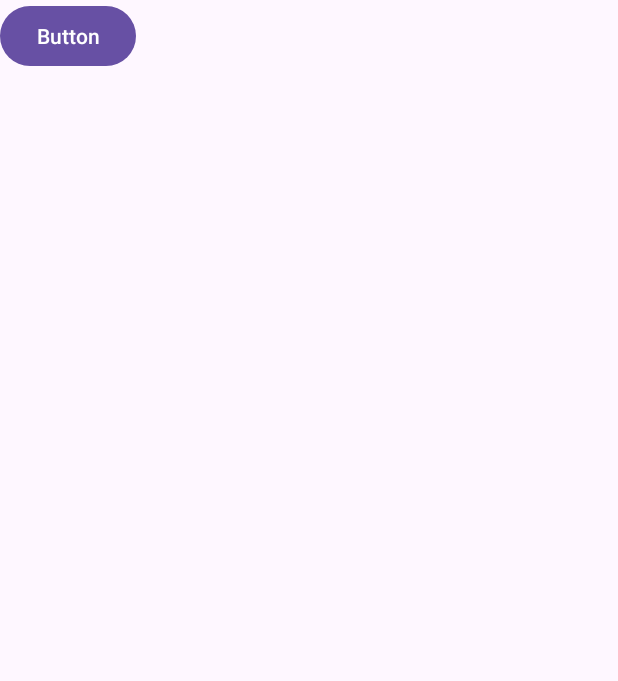
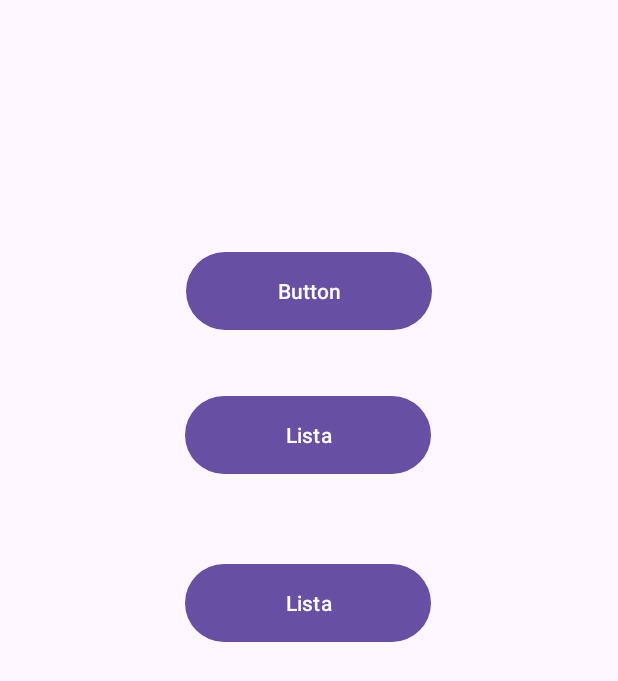
Before and after one commit to AidaNightcore/Sentes_Aida_Elena_ActivitateDAM2024, an Android app: the screen it shows after launch (MainActivity), on a phone screen of 412 x 824 dp. Shown: the top 681 px of the screen. Run offline under Robolectric (Android 15) with nearby library versions, the phone set to English and light mode, and no system bars.

Commit message:
seminar 8

```diff
--- a/Acvarii/app/src/main/java/com/example/acvarii/MainActivity.java
+++ b/Acvarii/app/src/main/java/com/example/acvarii/MainActivity.java
@@ -2,17 +2,20 @@ package com.example.acvarii;
 
 import android.content.Intent;
 import android.os.Bundle;
+import android.os.Parcelable;
 import android.view.View;
 import android.widget.Button;
+import android.widget.Toast;
 
 import androidx.activity.EdgeToEdge;
+import androidx.annotation.Nullable;
 import androidx.appcompat.app.AppCompatActivity;
-import androidx.core.graphics.Insets;
-import androidx.core.view.ViewCompat;
-import androidx.core.view.WindowInsetsCompat;
+
+import java.util.ArrayList;
+import java.util.List;
 
 public class MainActivity extends AppCompatActivity {
-
+    private List<Acvariu> Acvarii = null;
     @Override
     protected void onCreate(Bundle savedInstanceState) {
         super.onCreate(savedInstanceState);
@@ -20,16 +23,40 @@ public class MainActivity extends AppCompatActivity {
         setContentView(R.layout.activity_main);
 
 
-        Button btn = findViewById(R.id.adaugaAcvariuMeniu);
-        btn.setOnClickListener(new View.OnClickListener() {
+//        Button btnAdaugare = findViewById(R.id.adaugaAcvariuMeniu);
+//        btnAdaugare.setOnClickListener(new View.OnClickListener() {
+//            @Override
+//            public void onClick(View view) {
+//                Intent it = new Intent(getApplicationContext(), AdaugaAcvariu.class);
+//                startActivityForResult(it, 403);
+//            }
+//        });
+        Button btnLista = findViewById(R.id.openList);
+        btnLista.setOnClickListener((View view)->{
+            Intent it = new Intent(getApplicationContext(), ListAcvarii.class);
+            it.putParcelableArrayListExtra("Acvarii", (ArrayList<? extends Parcelable>) Acvarii);
+            startActivity(it);
+        });
+
+        Button btnImagini = findViewById(R.id.openImageList);
+        btnImagini.setOnClickListener(new View.OnClickListener() {
             @Override
             public void onClick(View view) {
-                Intent it = new Intent(getApplicationContext(), AdaugareActivity.class);
-                startActivityForResult(it, 403);
+                Intent it = new Intent(getApplicationContext(), ListImages.class);
+                startActivity(it);
             }
         });
 
-        Intent it = getIntent();
-        Acvariu acvariu = (Acvariu) it.getSerializableExtra("acvariu");
+    }
+    @Override
+    protected void onActivityResult(int requestCode, int resultCode, @Nullable Intent data) {
+        super.onActivityResult(requestCode, resultCode, data);
+        if(requestCode == 345){
+            if(resultCode == RESULT_OK){
+                Acvariu Acvariu = data.getParcelableExtra("Acvariu");
+                Acvarii.add(Acvariu);
+                Toast.makeText(getApplicationContext(), Acvariu.toString(), Toast.LENGTH_LONG).show();
+            }
+        }
     }
 }
--- a/Acvarii/app/src/main/res/layout/activity_main.xml
+++ b/Acvarii/app/src/main/res/layout/activity_main.xml
@@ -9,9 +9,34 @@
 
     <Button
         android:id="@+id/adaugaAcvariuMeniu"
-        android:layout_width="wrap_content"
-        android:layout_height="wrap_content"
+        android:layout_width="164dp"
+        android:layout_height="60dp"
+        android:layout_marginTop="164dp"
         android:text="Button"
-        tools:layout_editor_absoluteX="159dp"
-        tools:layout_editor_absoluteY="97dp" />
+        app:layout_constraintEnd_toEndOf="parent"
+        app:layout_constraintStart_toStartOf="parent"
+        app:layout_constraintTop_toTopOf="parent" />
+
+    <Button
+        android:id="@+id/openList"
+        android:layout_width="164dp"
+        android:layout_height="60dp"
+        android:layout_marginTop="260dp"
+        android:text="Lista"
+        app:layout_constraintEnd_toEndOf="parent"
+        app:layout_constraintHorizontal_bias="0.497"
+        app:layout_constraintStart_toStartOf="parent"
+        app:layout_constraintTop_toTopOf="parent" />
+
+    <Button
+        android:id="@+id/openImageList"
+        android:layout_width="164dp"
+        android:layout_height="60dp"
+        android:layout_marginTop="372dp"
+        android:text="Lista"
+        app:layout_constraintEnd_toEndOf="parent"
+        app:layout_constraintHorizontal_bias="0.497"
+        app:layout_constraintStart_toStartOf="parent"
+        app:layout_constraintTop_toTopOf="parent" />
+
 </androidx.constraintlayout.widget.ConstraintLayout>
```
Also changed, not shown: Acvarii/app/src/main/AndroidManifest.xml (+7 -1 lines), Acvarii/app/src/main/java/com/example/acvarii/AdaugaAcvariu.java (added, +52 -0 lines), Acvarii/app/src/main/java/com/example/acvarii/AdaugareActivity.java (deleted, +0 -74 lines), Acvarii/app/src/main/java/com/example/acvarii/ImageAdapter.java (added, +53 -0 lines), Acvarii/app/src/main/java/com/example/acvarii/ImaginiAcvariu.java (added, +45 -0 lines), Acvarii/app/src/main/java/com/example/acvarii/ListAcvarii.java (added, +64 -0 lines), Acvarii/app/src/main/java/com/example/acvarii/ListImages.java (added, +71 -0 lines), Acvarii/app/src/main/res/layout/activity_adaugare.xml (+28 -35 lines), Acvarii/app/src/main/res/layout/activity_list_acvarii.xml (added, +17 -0 lines), Acvarii/app/src/main/res/layout/activity_list_images.xml (added, +20 -0 lines), Acvarii/app/src/main/res/layout/image_list_adapter.xml (added, +22 -0 lines).
